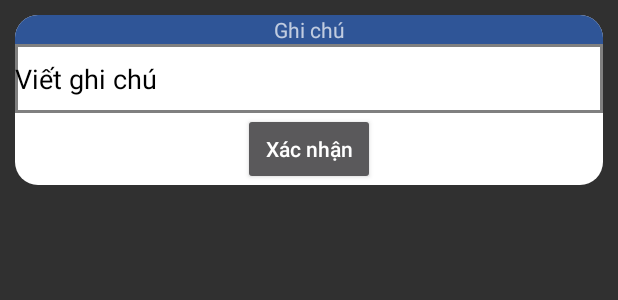
After one commit to xuanquang226/QLQAF, an Android app: the layout dialog_note_layout.xml on its own in the app's theme, with its tools: preview values and no code run, on a phone screen of 412 x 824 dp. The commit adds this screen. Shown: the top 300 px of the screen. Run offline under Robolectric (Android 15) with nearby library versions, the phone set to English and light mode, and no system bars.

Commit message:
handle textview note

```diff
--- /dev/null
+++ b/app/src/main/res/drawable/bg_blue_corner_15_top_right_top_left.xml
@@ -0,0 +1,7 @@
+<?xml version="1.0" encoding="utf-8"?>
+<shape xmlns:android="http://schemas.android.com/apk/res/android">
+    <solid android:color="@color/dark_blue"/>
+    <corners android:topLeftRadius="15dp"
+        android:topRightRadius="15dp"
+        />
+</shape>
--- /dev/null
+++ b/app/src/main/res/drawable/bg_gray_stroke.xml
@@ -0,0 +1,4 @@
+<?xml version="1.0" encoding="utf-8"?>
+<shape xmlns:android="http://schemas.android.com/apk/res/android">
+        <stroke android:color="@color/grey" android:width="2dp"/>
+</shape>
--- /dev/null
+++ b/app/src/main/res/drawable/bg_white_corner_15.xml
@@ -0,0 +1,5 @@
+<?xml version="1.0" encoding="utf-8"?>
+<shape xmlns:android="http://schemas.android.com/apk/res/android">
+    <solid android:color="@color/white"/>
+    <corners android:radius="15dp" />
+</shape>
--- /dev/null
+++ b/app/src/main/res/layout/dialog_note_layout.xml
@@ -0,0 +1,31 @@
+<?xml version="1.0" encoding="utf-8"?>
+<LinearLayout xmlns:android="http://schemas.android.com/apk/res/android"
+    android:layout_width="match_parent"
+    android:layout_height="wrap_content"
+    android:orientation="vertical"
+    android:layout_margin="10dp"
+    android:background="@drawable/bg_white_corner_15"
+    >
+    <TextView
+        android:layout_width="match_parent"
+        android:layout_height="wrap_content"
+        android:text="@string/note"
+        android:textAlignment="center"
+        android:background="@drawable/bg_blue_corner_15_top_right_top_left"/>
+    <EditText
+        android:id="@+id/edt_dialog_note"
+        android:layout_width="match_parent"
+        android:layout_height="wrap_content"
+        android:hint="Viết ghi chú"
+        android:textColorHint="@color/black"
+        android:background="@drawable/bg_gray_stroke"
+        android:textColor="@color/black"
+        android:lines="2"/>
+        <Button
+            android:id="@+id/btn_dialog_confirm"
+            android:layout_width="wrap_content"
+            android:layout_height="wrap_content"
+            android:layout_gravity="center"
+            android:text="Xác nhận"
+            android:textAllCaps="false"/>
+</LinearLayout>
--- a/app/src/main/res/layout/main_layout.xml
+++ b/app/src/main/res/layout/main_layout.xml
@@ -15,7 +15,7 @@
         android:layout_margin="30dp"
         android:orientation="vertical"
         android:weightSum="1"
-        android:background="@drawable/background_layout_custom">
+        android:background="@drawable/bg_layout_custom">
         <LinearLayout
             android:layout_width="match_parent"
             android:layout_height="match_parent"
```
Also changed, not shown: app/src/main/java/com/example/qlqa/OrderTwoActivity.java (+51 -45 lines), app/src/main/res/drawable/bg_layout_custom.xml (renamed from app/src/main/res/drawable/background_layout_custom.xml).
